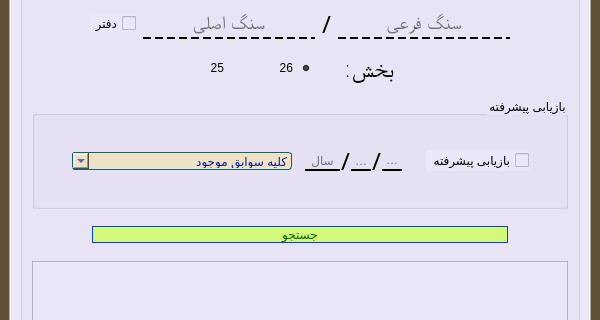
JavadiSaeid/ArchivingSystem_doc, file Baygani.ui: the form before one commit; both pictures show x 0 to 600 and y 86 to 406 of the 600 by 629 pixel window.
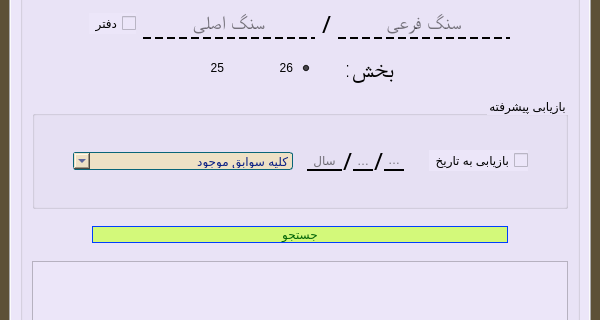
The form after the commit. The open tabs and pages were chosen to show the change.

Commit message: berozresani ui va ezafe karda message box avalie  barai khataha 971226-23:00

What changed in the file:
```diff
--- a/Baygani.ui
+++ b/Baygani.ui
@@ -1443,7 +1443,7 @@
               <item row="1" column="1">
                <widget class="QCheckBox" name="checkBox_advanceSearch">
                 <property name="text">
-                 <string>بازیابی پیشرفته</string>
+                 <string>بازیابی به تاریخ</string>
                 </property>
                </widget>
               </item>
```
Left out of the diff: 53 changed lines with no effect on the pictures. The commit also changes 2 other files.
